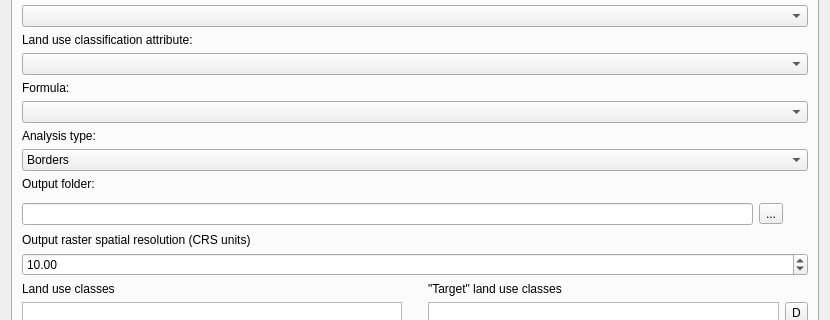
Old version of the form mapping_ecosystem_services_dialog_base.ui in the repository NaturalGIS/mapping_ecosystem_services; both pictures show x 0 to 830 and y 158 to 478 of the 830 by 817 pixel window.
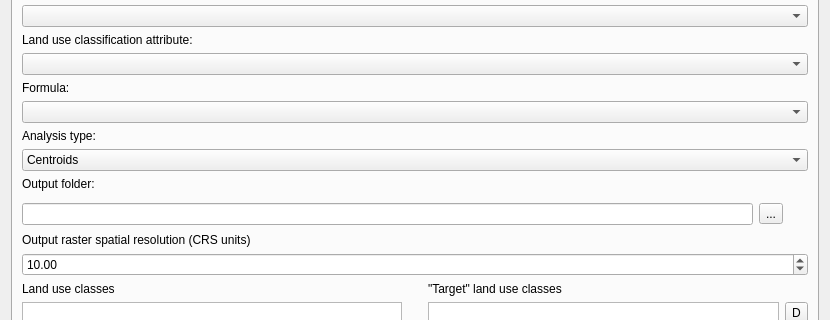
New version of the form. Icons and pictures are not drawn.

Commit message: Added centroid analysis

What changed in the file:
```diff
--- a/mapping_ecosystem_services_dialog_base.ui
+++ b/mapping_ecosystem_services_dialog_base.ui
@@ -105,7 +105,7 @@
         <widget class="QComboBox" name="comboBox">
          <item>
           <property name="text">
-           <string>Borders</string>
+           <string>Centroids</string>
           </property>
          </item>
          <item>
```
Left out of the diff: 4 changed lines with no effect on the pictures. The commit also changes 1 other file.
